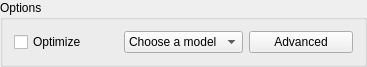
Qt form epipy/ui/view/optionsgroupbox.ui (ckaus/EpiPy) before a commit.
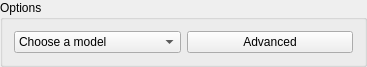
The same form after that commit.

```diff
--- a/epipy/ui/view/optionsgroupbox.ui
+++ b/epipy/ui/view/optionsgroupbox.ui
@@ -17,7 +17,7 @@
    <string>Options</string>
   </property>
   <layout class="QGridLayout" name="gridLayout">
-   <item row="2" column="1">
+   <item row="2" column="0">
     <widget class="QComboBox" name="model_combo_box">
      <property name="sizePolicy">
       <sizepolicy hsizetype="Preferred" vsizetype="Preferred">
@@ -53,7 +53,7 @@
      </item>
     </widget>
    </item>
-   <item row="2" column="2">
+   <item row="2" column="1">
     <widget class="QPushButton" name="advanced_btn">
      <property name="sizePolicy">
       <sizepolicy hsizetype="Preferred" vsizetype="Preferred">
@@ -66,13 +66,6 @@
      </property>
     </widget>
    </item>
-   <item row="2" column="0">
-    <widget class="QCheckBox" name="optimize_check_box">
-     <property name="text">
-      <string>Optimize</string>
-     </property>
-    </widget>
-   </item>
   </layout>
  </widget>
  <resources/>
```
